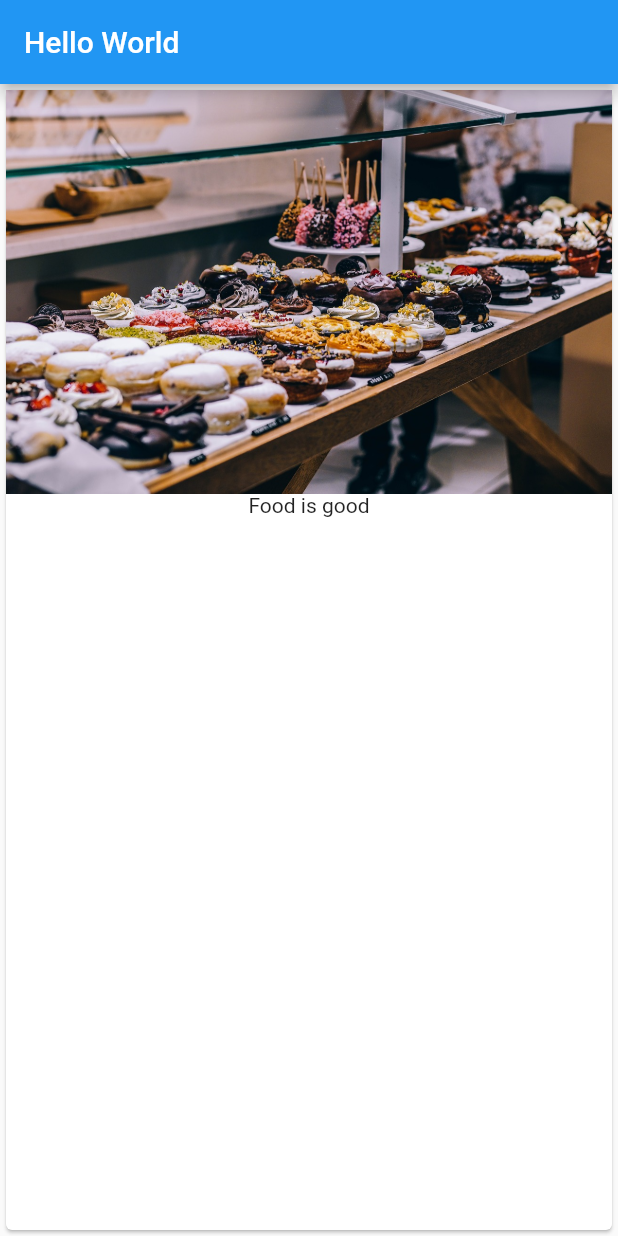
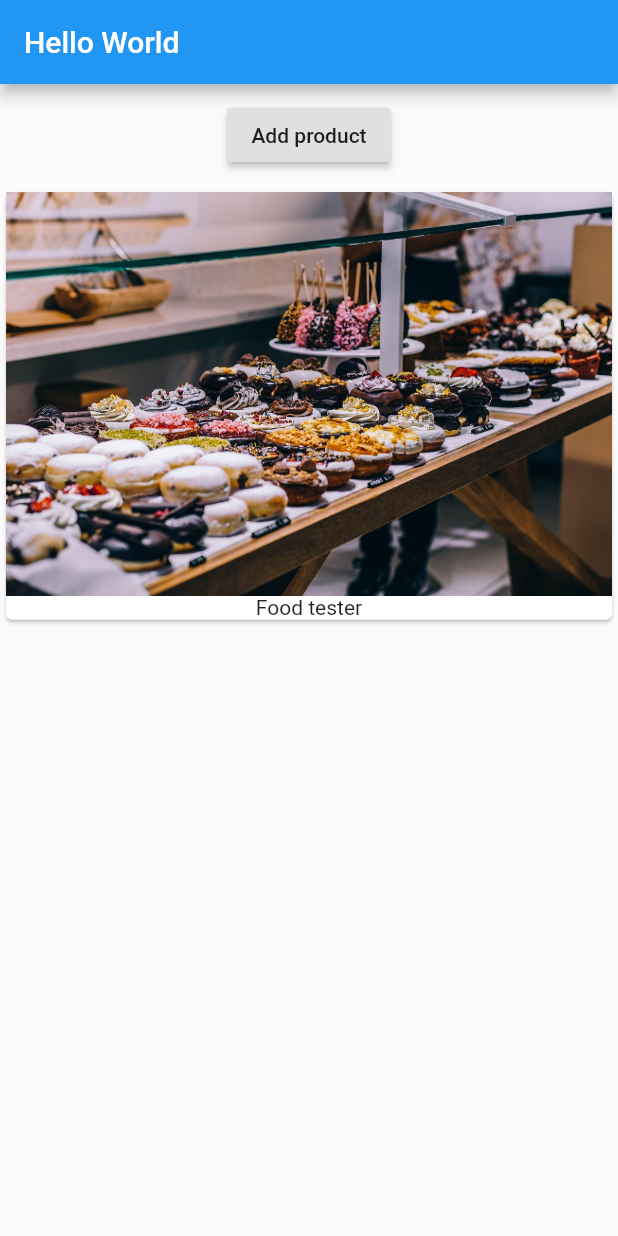
Before and after one commit to rmemory/flutter_boilerplate, a Flutter app: the screen it shows after launch, on a phone screen of 412 x 824 dp. Run offline on Flutter 3.47's test engine with Material 2 defaults, Android fonts, the phone set to English and light mode, and no system bars.

Commit message:
A refactored version

```diff
--- a/lib/main.dart
+++ b/lib/main.dart
@@ -1,10 +1,16 @@
 import 'package:flutter/material.dart';
 
+import './product_manager.dart';
+
+/* Docs found here:
+ * https://flutter.io/docs/development/ui/widgets
+ */
+
+// Main entry point
 void main() {
   runApp(MyApp());
 }
 
-// root level widget for the application
 class MyApp extends StatelessWidget {
   /*
    * Flutter always calls the build method on widget classes to render the
@@ -29,12 +35,7 @@ class MyApp extends StatelessWidget {
         appBar: AppBar( // provides title bar
           title: Text("Hello World"),
         ),
-        body: Card(
-          child: Column(children: <Widget>[
-            Image.asset("assets/food.jpg"), // see pubspec.yaml
-            Text("Food is good")
-          ],),
-        ),
+        body: ProductManager(),
       ),
     ); // usage of parenthesis is same as using "new"
   }
--- /dev/null
+++ b/lib/product_manager.dart
@@ -0,0 +1,39 @@
+import 'package:flutter/material.dart';
+
+import './products.dart';
+
+class ProductManager extends StatefulWidget {
+  @override
+  State<StatefulWidget> createState() {
+    return _ProductManagerState();
+  }
+}
+
+// This class contains the state of the products list and the Button to add a product
+class _ProductManagerState extends State<ProductManager> {
+  List<String> _products = [
+    'Food tester'
+  ];
+  @override
+  Widget build(BuildContext context) {
+    return Column(
+      children: [
+        Container( // Container for button
+          margin:
+            EdgeInsets.all(10.0), // add a 10 pixel boundary around button
+          child:
+            RaisedButton( // The button itself
+              onPressed: () {
+                setState(() {
+                  _products.add('Added food test');
+                });
+              },
+              child: Text("Add product"),
+            ),
+        ),
+
+        // The list of products
+        Products(_products),
+      ]);
+    }
+}
--- /dev/null
+++ b/lib/products.dart
@@ -0,0 +1,22 @@
+import 'package:flutter/material.dart';
+
+class Products extends StatelessWidget {
+  final List<String> products;
+
+  // Constructor
+  Products(this.products);
+
+  @override
+  Widget build(BuildContext context) {
+    return Column(
+      children: products.map((element) => Card(
+        child: Column(
+          children: <Widget>[
+            Image.asset("assets/food.jpg"), // see pubspec.yaml
+            Text(element)
+          ],
+        ),
+      )).toList(),
+    );
+  }
+}
```
